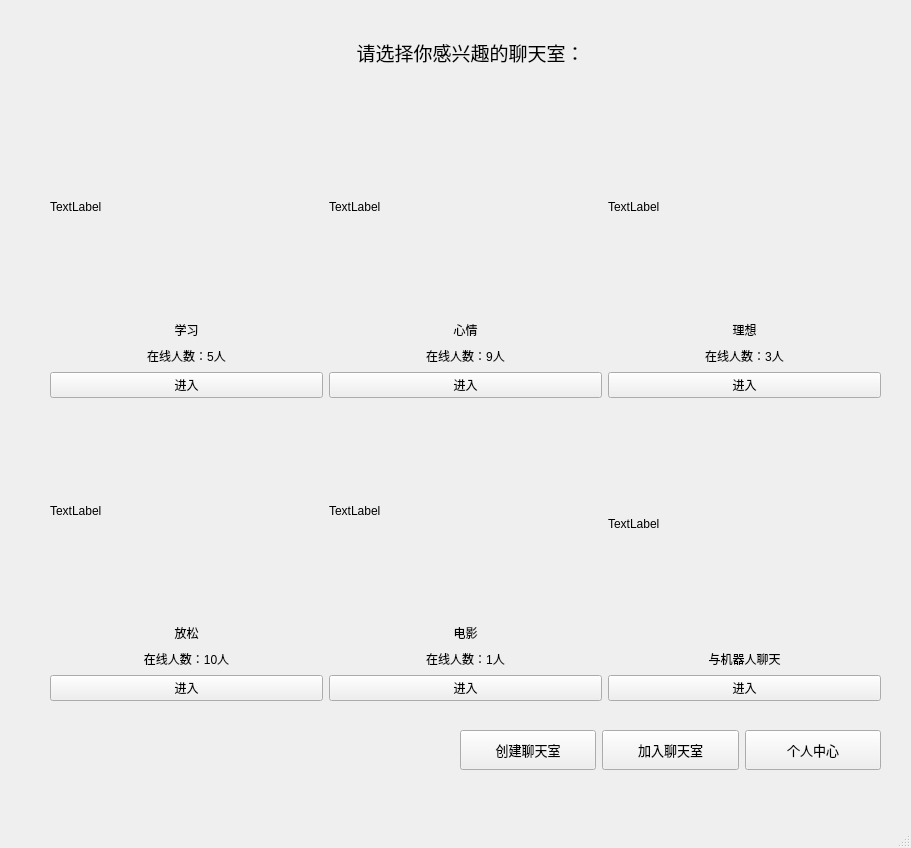
First picture: the form in qt/home.ui, repository kevin2li/network-programming-curriculum-project, before the edit.
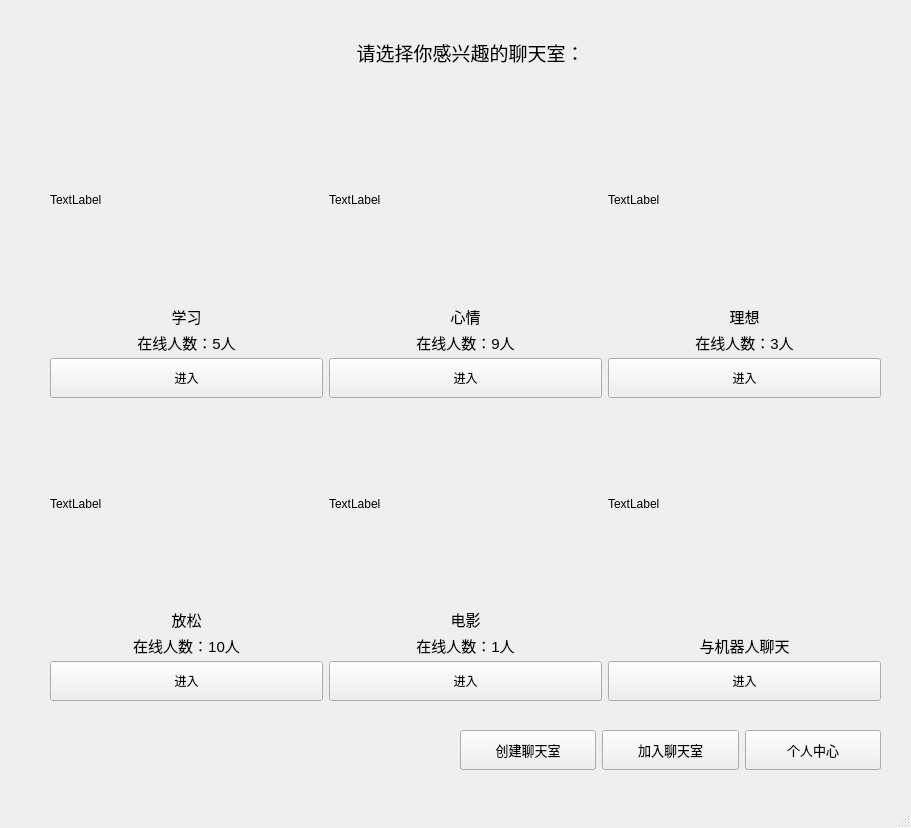
Second picture: the form after the edit.

Patch:
```diff
--- a/qt/home.ui
+++ b/qt/home.ui
@@ -7,7 +7,7 @@
     <x>0</x>
     <y>0</y>
     <width>911</width>
-    <height>848</height>
+    <height>828</height>
    </rect>
   </property>
   <property name="windowTitle">
@@ -47,6 +47,11 @@
            <height>20</height>
           </size>
          </property>
+         <property name="font">
+          <font>
+           <pointsize>11</pointsize>
+          </font>
+         </property>
          <property name="text">
           <string>学习</string>
          </property>
@@ -63,6 +68,11 @@
            <height>20</height>
           </size>
          </property>
+         <property name="font">
+          <font>
+           <pointsize>11</pointsize>
+          </font>
+         </property>
          <property name="text">
           <string>在线人数：5人</string>
          </property>
@@ -73,6 +83,12 @@
        </item>
        <item>
         <widget class="QPushButton" name="pushButton">
+         <property name="minimumSize">
+          <size>
+           <width>0</width>
+           <height>40</height>
+          </size>
+         </property>
          <property name="text">
           <string>进入</string>
          </property>
@@ -103,6 +119,11 @@
            <height>20</height>
           </size>
          </property>
+         <property name="font">
+          <font>
+           <pointsize>11</pointsize>
+          </font>
+         </property>
          <property name="text">
           <string>放松</string>
          </property>
@@ -119,6 +140,11 @@
            <height>20</height>
           </size>
          </property>
+         <property name="font">
+          <font>
+           <pointsize>11</pointsize>
+          </font>
+         </property>
          <property name="text">
           <string>在线人数：10人</string>
          </property>
@@ -129,6 +155,12 @@
        </item>
        <item>
         <widget class="QPushButton" name="pushButton_4">
+         <property name="minimumSize">
+          <size>
+           <width>0</width>
+           <height>40</height>
+          </size>
+         </property>
          <property name="text">
           <string>进入</string>
          </property>
@@ -159,6 +191,11 @@
            <height>20</height>
           </size>
          </property>
+         <property name="font">
+          <font>
+           <pointsize>11</pointsize>
+          </font>
+         </property>
          <property name="text">
           <string>心情</string>
          </property>
@@ -175,6 +212,11 @@
            <height>20</height>
           </size>
          </property>
+         <property name="font">
+          <font>
+           <pointsize>11</pointsize>
+          </font>
+         </property>
          <property name="text">
           <string>在线人数：9人</string>
          </property>
@@ -185,6 +227,12 @@
        </item>
        <item>
         <widget class="QPushButton" name="pushButton_2">
+         <property name="minimumSize">
+          <size>
+           <width>0</width>
+           <height>40</height>
+          </size>
+         </property>
          <property name="text">
           <string>进入</string>
          </property>
@@ -215,6 +263,11 @@
            <height>20</height>
           </size>
          </property>
+         <property name="font">
+          <font>
+           <pointsize>11</pointsize>
+          </font>
+         </property>
          <property name="text">
           <string>电影</string>
          </property>
@@ -231,6 +284,11 @@
            <height>20</height>
           </size>
          </property>
+         <property name="font">
+          <font>
+           <pointsize>11</pointsize>
+          </font>
+         </property>
          <property name="text">
           <string>在线人数：1人</string>
          </property>
@@ -241,6 +299,12 @@
        </item>
        <item>
         <widget class="QPushButton" name="pushButton_5">
+         <property name="minimumSize">
+          <size>
+           <width>0</width>
+           <height>40</height>
+          </size>
+         </property>
          <property name="text">
           <string>进入</string>
          </property>
@@ -271,6 +335,11 @@
            <height>20</height>
           </size>
          </property>
+         <property name="font">
+          <font>
+           <pointsize>11</pointsize>
+          </font>
+         </property>
          <property name="text">
           <string>理想</string>
          </property>
@@ -287,6 +356,11 @@
            <height>20</height>
           </size>
          </property>
+         <property name="font">
+          <font>
+           <pointsize>11</pointsize>
+          </font>
+         </property>
          <property name="text">
           <string>在线人数：3人</string>
          </property>
@@ -297,6 +371,12 @@
        </item>
        <item>
         <widget class="QPushButton" name="pushButton_3">
+         <property name="minimumSize">
+          <size>
+           <width>0</width>
+           <height>40</height>
+          </size>
+         </property>
          <property name="text">
           <string>进入</string>
          </property>
@@ -319,6 +399,27 @@
          </property>
         </widget>
        </item>
+       <item>
+        <widget class="QLabel" name="label_22">
+         <property name="maximumSize">
+          <size>
+           <width>16777215</width>
+           <height>20</height>
+          </size>
+         </property>
+         <property name="font">
+          <font>
+           <pointsize>11</pointsize>
+          </font>
+         </property>
+         <property name="text">
+          <string/>
+         </property>
+         <property name="alignment">
+          <set>Qt::AlignCenter</set>
+         </property>
+        </widget>
+       </item>
        <item>
         <widget class="QLabel" name="label_24">
          <property name="maximumSize">
@@ -327,6 +428,11 @@
            <height>20</height>
           </size>
          </property>
+         <property name="font">
+          <font>
+           <pointsize>11</pointsize>
+          </font>
+         </property>
          <property name="text">
           <string>与机器人聊天</string>
          </property>
@@ -337,6 +443,12 @@
        </item>
        <item>
         <widget class="QPushButton" name="pushButton_6">
+         <property name="minimumSize">
+          <size>
+           <width>0</width>
+           <height>40</height>
+          </size>
+         </property>
          <property name="text">
           <string>进入</string>
          </property>
```
